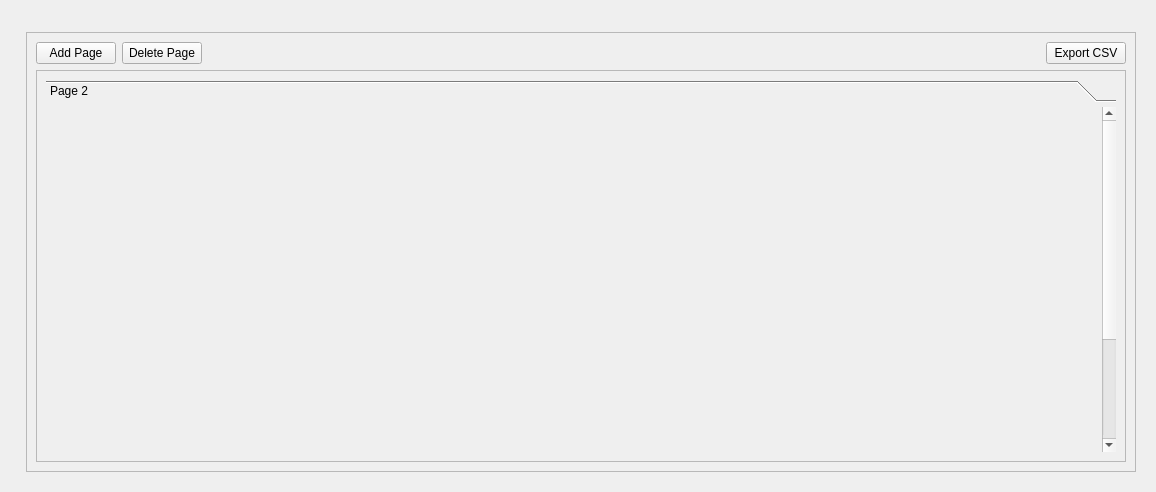
This is ui/PMainEsquemaUI.ui in icampsi/FindWhat as Qt 5 draws it before an edit. The edited form follows.
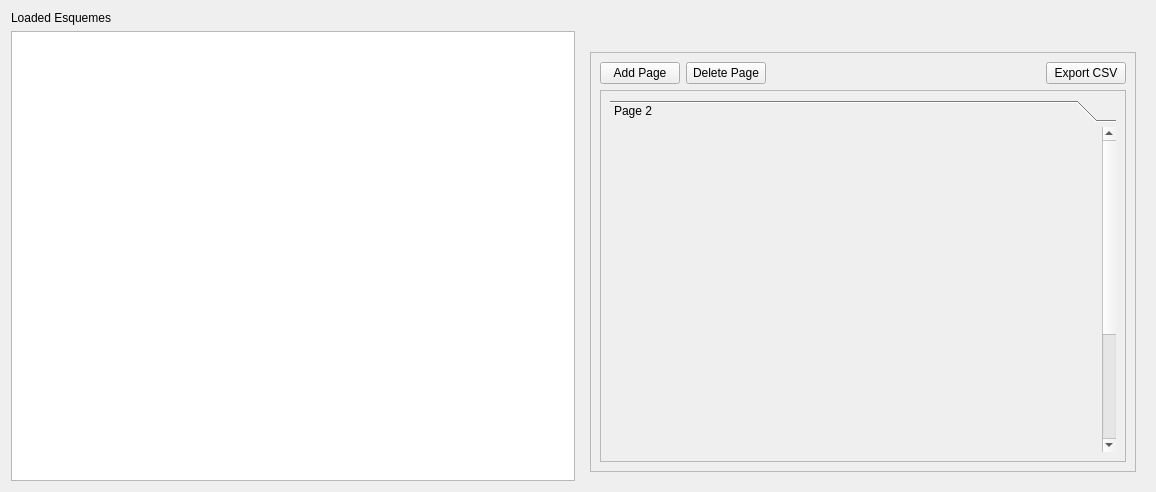
This is the edited form. Custom widgets are drawn as their Qt base class.

Diff of the .ui file:
```diff
--- a/ui/PMainEsquemaUI.ui
+++ b/ui/PMainEsquemaUI.ui
@@ -22,8 +22,34 @@
   <property name="autoFillBackground">
    <bool>true</bool>
   </property>
-  <layout class="QGridLayout" name="gridLayout" rowstretch="0,0,0" columnstretch="0,0">
+  <layout class="QGridLayout" name="gridLayout" rowstretch="0,0,0,0" columnstretch="0,0">
+   <item row="1" column="0" rowspan="3">
+    <widget class="WEsqList" name="esqList">
+     <property name="minimumSize">
+      <size>
+       <width>0</width>
+       <height>0</height>
+      </size>
+     </property>
+     <property name="maximumSize">
+      <size>
+       <width>16777215</width>
+       <height>16777215</height>
+      </size>
+     </property>
+    </widget>
+   </item>
+   <item row="0" column="0">
+    <widget class="QLabel" name="label_loadedEsquemes">
+     <property name="text">
+      <string>Loaded Esquemes</string>
+     </property>
+    </widget>
+   </item>
    <item row="2" column="1">
+    <widget class="WToolBarEsquema" name="toolBar" native="true"/>
+   </item>
+   <item row="3" column="1">
     <widget class="QStackedWidget" name="stackedWidget_esquemaUI">
      <property name="minimumSize">
       <size>
@@ -157,8 +183,8 @@
               <rect>
                <x>0</x>
                <y>0</y>
-               <width>1069</width>
-               <height>362</height>
+               <width>515</width>
+               <height>335</height>
               </rect>
              </property>
              <property name="minimumSize">
@@ -193,7 +219,7 @@
                   <rect>
                    <x>0</x>
                    <y>0</y>
-                   <width>1030</width>
+                   <width>476</width>
                    <height>500</height>
                   </rect>
                  </property>
@@ -220,12 +246,6 @@
      </widget>
     </widget>
    </item>
-   <item row="1" column="1">
-    <widget class="WToolBarEsquema" name="toolBar" native="true"/>
-   </item>
-   <item row="0" column="0" rowspan="3">
-    <widget class="WLoadedEsquemes" name="loadedEsquemes" native="true"/>
-   </item>
   </layout>
  </widget>
  <customwidgets>
@@ -236,10 +256,9 @@
    <container>1</container>
   </customwidget>
   <customwidget>
-   <class>WLoadedEsquemes</class>
-   <extends>QWidget</extends>
-   <header>WLoadedEsquemes.h</header>
-   <container>1</container>
+   <class>WEsqList</class>
+   <extends>QListWidget</extends>
+   <header>WEsqList.h</header>
   </customwidget>
  </customwidgets>
  <resources/>
```
